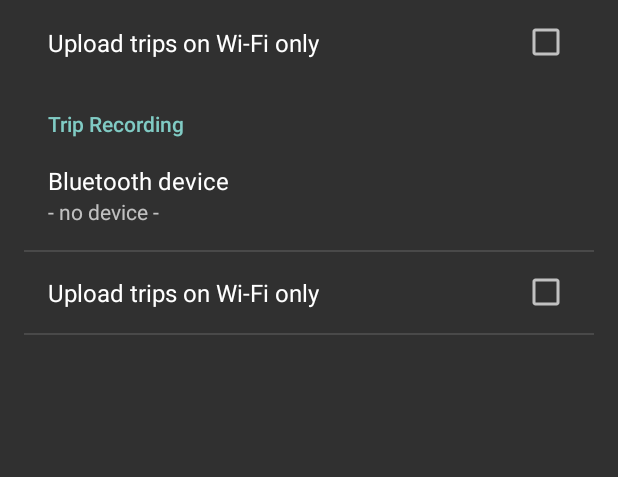
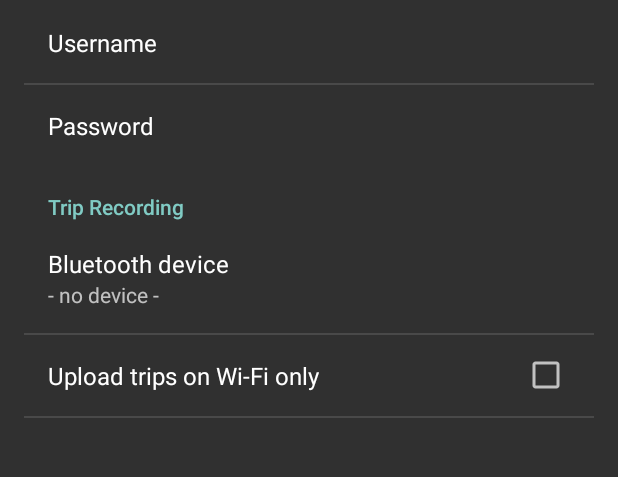
Before and after one commit to tkohn/codefest8, an Android app: the fragment SettingsFragment placed in its activity, on a phone screen of 412 x 824 dp, the part 137-614 px from its top. Run offline under Robolectric (Android 15) with nearby library versions, the light colour scheme and no system bars; 3 statements that could not run were skipped.

Commit message:
Small changes in Settings and RecordService

```diff
--- a/app/app/src/main/java/de/codefest8/gamification8/fragments/HomeFragment.java
+++ b/app/app/src/main/java/de/codefest8/gamification8/fragments/HomeFragment.java
@@ -1,6 +1,8 @@
 package de.codefest8.gamification8.fragments;
 
+import android.app.ActivityManager;
 import android.app.AlertDialog;
+import android.content.Context;
 import android.content.Intent;
 import android.support.v4.app.Fragment;
 import android.os.Bundle;
@@ -27,26 +29,62 @@ public class HomeFragment extends Fragment {
         builder.setMessage(R.string.dialog_loading_data).setTitle(R.string.dialog_loading_data);
         loadingDataDialog = builder.create();
 
+        boolean serviceRunning = isRecordServiceRunning();
+
         startButton = (CheckBox)view.findViewById(R.id.start_button);
         recentAchievesTitle = view.findViewById(R.id.recent_achieves_title);
         recentAchievesFragment = view.findViewById(R.id.short_achievements);
 
+        startButton.setChecked(serviceRunning);
         startButton.setOnClickListener(new View.OnClickListener() {
             @Override
             public void onClick(View v) {
                 CheckBox clicked = (CheckBox)v;
                 if (clicked.isChecked()) {
-                    Intent intent = new Intent(getActivity(), RecordService.class);
-                    getActivity().startService(intent);
+                    startService();
                     recentAchievesTitle.setVisibility(View.INVISIBLE);
                     recentAchievesFragment.setVisibility(View.INVISIBLE);
                 } else {
+                    stopService();
                     recentAchievesTitle.setVisibility(View.VISIBLE);
                     recentAchievesFragment.setVisibility(View.VISIBLE);
                 }
             }
         });
+        //noinspection ResourceType
+        recentAchievesTitle.setVisibility(boolToVisibility(!serviceRunning));
+        //noinspection ResourceType
+        recentAchievesFragment.setVisibility(boolToVisibility(!serviceRunning));
 
         return view;
     }
+
+    private void startService() {
+        Intent serviceStartIntent = new Intent(this.getActivity(), RecordService.class);
+        getActivity().startService(serviceStartIntent);
+    }
+
+    private void stopService() {
+        Intent serviceStopIntent = new Intent(this.getActivity(), RecordService.class);
+        getActivity().stopService(serviceStopIntent);
+
+    }
+
+    private boolean isRecordServiceRunning() {
+        ActivityManager activityManager = (ActivityManager) getActivity().getSystemService(Context.ACTIVITY_SERVICE);
+        for (ActivityManager.RunningServiceInfo service : activityManager.getRunningServices(Integer.MAX_VALUE)) {
+            if (RecordService.class.getName().equals(service.service.getClassName())) {
+                return true;
+            }
+        }
+        return false;
+    }
+
+    private static int boolToVisibility(boolean b) {
+        if (b) {
+            return View.VISIBLE;
+        } else {
+            return View.INVISIBLE;
+        }
+    }
 }
--- a/app/app/src/main/res/xml/prefs_main.xml
+++ b/app/app/src/main/res/xml/prefs_main.xml
@@ -3,10 +3,15 @@
     <PreferenceCategory
         android:key="catAixCruiseLogin"
         android:title="AixCruise Login" >
-        <CheckBoxPreference
-            android:key="chkUpOnlyWifi2"
-            android:title="Upload trips on Wi-Fi only"
-            android:defaultValue="false" />
+        <EditTextPreference
+            android:key="txtUsername"
+            android:title="Username"
+            android:hint="Username" />
+        <EditTextPreference
+            android:key="txtPassword"
+            android:title="Password"
+            android:password="true"
+            android:hint="Password" />
     </PreferenceCategory>
     <PreferenceCategory
         android:key="catTripRec"
```
Also changed, not shown: app/app/src/main/java/de/codefest8/gamification8/RecordService.java (+30 -9 lines).
